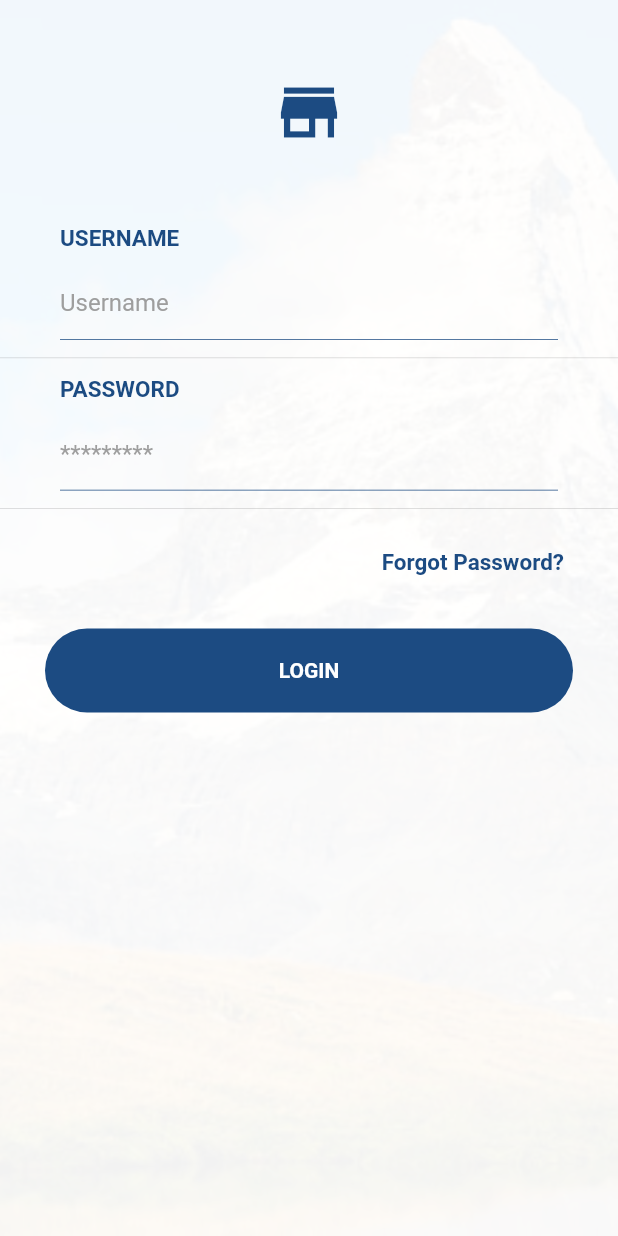
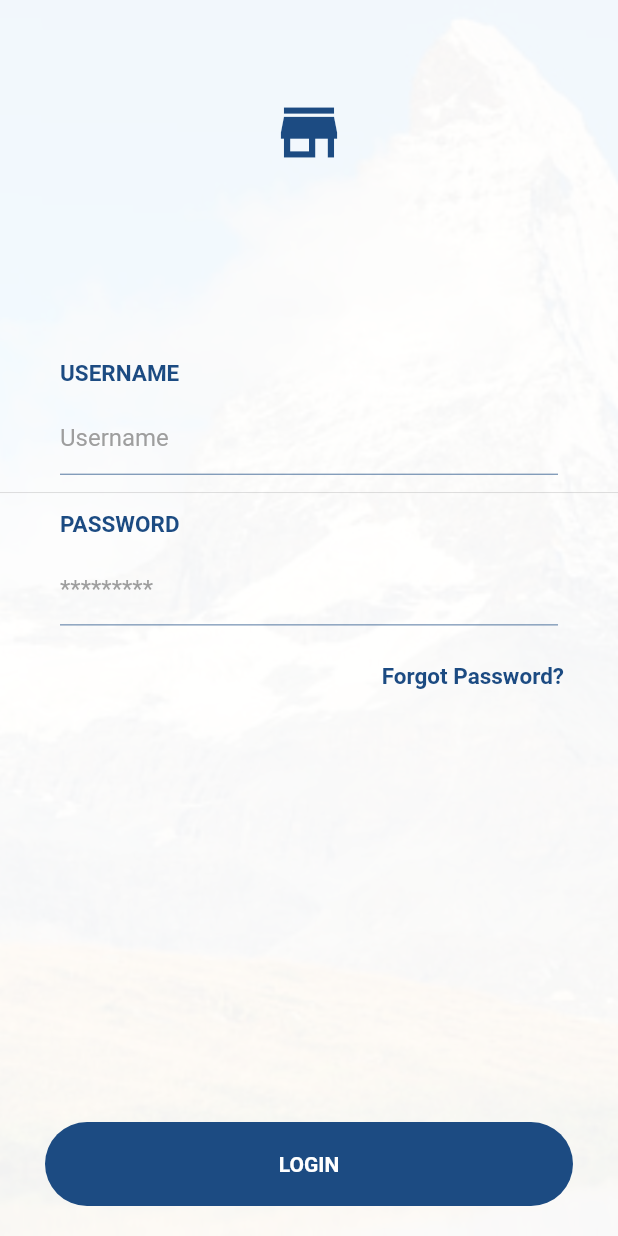
Before and after one commit to bashtem/retailOffice_mobile, a Flutter app: the screen it shows after launch, on a phone screen of 412 x 824 dp. Run offline on Flutter 3.47's test engine with Material 2 defaults, Android fonts, the phone set to English and light mode, and no system bars; our stand-ins replace date_format, font_awesome_flutter, image_picker, progress_dialog, shared_preferences; missing offline and left inert: date_range_picker.

```diff
--- a/lib/dashboard.dart
+++ b/lib/dashboard.dart
@@ -271,8 +271,8 @@ class _DashboardState extends State<Dashboard> {
                                                       children: <Widget>[
                                                         Text(
                                                           global.priceFmt.format(
-                                                              dashboardData[
-                                                                  'salesAmount']),
+                                                             double.parse(dashboardData[
+                                                                  'salesAmount'])),
                                                           style: TextStyle(
                                                               fontSize: 20,
                                                               color: Color(
@@ -427,7 +427,7 @@ class _DashboardState extends State<Dashboard> {
                                                                   0xff293462),
                                                             ),
                                                             Text(
-                                                              "Total Quantity",
+                                                              "Total Cartons",
                                                               style:
                                                                   TextStyle(
                                                                 color: Color(
--- a/lib/login.dart
+++ b/lib/login.dart
@@ -43,7 +43,6 @@ class _LoginScreen3State extends State<Login> with TickerProviderStateMixin {
 
   Widget homePage() {
     return new Container(
-      height: MediaQuery.of(context).size.height,
       decoration: BoxDecoration(
         color: Color(0xFF1c4b82),
         image: DecorationImage(
@@ -95,9 +94,8 @@ class _LoginScreen3State extends State<Login> with TickerProviderStateMixin {
   }
 
   Widget loginPage() {
-    return SingleChildScrollView(
+    return SafeArea(
       child: Container(
-        height: MediaQuery.of(context).size.height,
         decoration: BoxDecoration(
           color: Colors.white,
           image: DecorationImage(
@@ -109,19 +107,24 @@ class _LoginScreen3State extends State<Login> with TickerProviderStateMixin {
         ),
         child: new Column(
           children: <Widget>[
-            Container(
-              padding: EdgeInsets.all(50.0),
-              child: Center(
-                child: Icon(
-                  Icons.store,
-                  color: Color(0xFF1c4b82),
-                  size: 50.0,
-                ),
+            Expanded(
+              flex: 1,
+              child: Container(),
+            ),
+            Center(
+              child: Icon(
+                Icons.store,
+                color: Color(0xFF1c4b82),
+                size: 50.0,
               ),
+            ),
+            Expanded(
+              flex: 2,
+              child: Container(),
             ),
             new Row(
               children: <Widget>[
-                new Expanded(
+                new Flexible(
                   child: new Padding(
                     padding: const EdgeInsets.only(left: 40.0),
                     child: new Text(
@@ -153,7 +156,7 @@ class _LoginScreen3State extends State<Login> with TickerProviderStateMixin {
                 crossAxisAlignment: CrossAxisAlignment.center,
                 mainAxisAlignment: MainAxisAlignment.start,
                 children: <Widget>[
-                  new Expanded(
+                  new Flexible(
                     child: TextField(
                       controller: username,
                       obscureText: false,
@@ -173,7 +176,7 @@ class _LoginScreen3State extends State<Login> with TickerProviderStateMixin {
             ),
             new Row(
               children: <Widget>[
-                new Expanded(
+                new Flexible(
                   child: new Padding(
                     padding: const EdgeInsets.only(left: 40.0),
                     child: new Text(
@@ -205,7 +208,7 @@ class _LoginScreen3State extends State<Login> with TickerProviderStateMixin {
                 crossAxisAlignment: CrossAxisAlignment.center,
                 mainAxisAlignment: MainAxisAlignment.start,
                 children: <Widget>[
-                  new Expanded(
+                  new Flexible(
                     child: TextField(
                       controller: password,
                       obscureText: true,
@@ -220,9 +223,7 @@ class _LoginScreen3State extends State<Login> with TickerProviderStateMixin {
                 ],
               ),
             ),
-            Divider(
-              height: 24.0,
-            ),
+            SizedBox(height: 10,),
             new Row(
               mainAxisAlignment: MainAxisAlignment.end,
               children: <Widget>[
@@ -245,13 +246,17 @@ class _LoginScreen3State extends State<Login> with TickerProviderStateMixin {
                 ),
               ],
             ),
-            new Container(
+            Expanded(
+              flex: 4,
+              child: Container(),
+            ),
+            Container(
               width: MediaQuery.of(context).size.width,
               margin: const EdgeInsets.only(left: 30.0, right: 30.0, top: 20.0),
               alignment: Alignment.center,
               child: new Row(
                 children: <Widget>[
-                  new Expanded(
+                  new Flexible(
                     child: new FlatButton(
                       shape: new RoundedRectangleBorder(
                         borderRadius: new BorderRadius.circular(30.0),
@@ -283,6 +288,7 @@ class _LoginScreen3State extends State<Login> with TickerProviderStateMixin {
                 ],
               ),
             ),
+            SizedBox(height: 20,)
           ],
         ),
       ),
--- a/lib/main.dart
+++ b/lib/main.dart
@@ -79,9 +79,7 @@ class _LandingPageState extends State<LandingPage> {
         backgroundColor: Colors.white,
         body: AnnotatedRegion<SystemUiOverlayStyle>(
           value: SystemUiOverlayStyle.dark,
-          child: Container(
-            child:  Login(),
-          ),
+          child: Login(),
         )
     );
   }
--- a/lib/notification.dart
+++ b/lib/notification.dart
@@ -138,6 +138,6 @@ void confirmDialogWithText(context, confirmMethod){
 
 void loading(context){
   ProgressDialog load;
-  load = ProgressDialog(context, type: ProgressDialogType.Normal);
+  load = ProgressDialog(context, type: ProgressDialogType.Normal, isDismissible: false);
   load.show();
 }
--- a/lib/report.dart
+++ b/lib/report.dart
@@ -53,7 +53,7 @@ class _ReportState extends State<Report>{
           itemsList.forEach((x){
             totalAmount+= double.parse(x['amount']);
             totalQty+= double.parse(x["qty"]);
-            totalTicket+= ((x['tickets']) != null)? int.parse(x["tickets"]): 0;
+            totalTicket+= ((x['tickets']) != null)? (x["tickets"]): 0;
           });
         }
          return Scaffold(
@@ -330,7 +330,7 @@ class _ReportState extends State<Report>{
                       mainAxisAlignment: MainAxisAlignment.spaceBetween,
                       children: <Widget>[
                         Expanded(child: Text(itemsList[index]['name'], softWrap: true, ), flex: 2,),
-                        Expanded(child: Text((itemsList[index]["tickets"]).toString()?? '0', style: TextStyle(fontSize: 14, color: Colors.red),), flex: 1,),
+                        Expanded(child: Text(itemsList[index]["tickets"].toString()?? '0', style: TextStyle(fontSize: 14, color: Colors.red),), flex: 1,),
                         Expanded(child: Text(global.qtyFmt.format(double.parse(itemsList[index]["qty"])), style: TextStyle(fontSize: 12)), flex: 1,),
                         Expanded(child: Align(alignment: Alignment.centerRight, child: Text(global.priceFmt.format(double.parse(itemsList[index]["amount"])), style: TextStyle(fontSize: 11),)), flex: 1,)
                       ],
--- a/pubspec.yaml
+++ b/pubspec.yaml
@@ -21,7 +21,6 @@ dependencies:
   provider: ^3.0.0+1
   date_format: ^1.0.6
   image_picker: ^0.6.3+4
-  keyboard_avoider: ^0.1.2
   open_iconic_flutter: ^0.3.0
   progress_dialog: ^1.1.0+1
   shared_preferences: ^0.5.3+4
@@ -37,8 +36,6 @@ dev_dependencies:
     sdk: flutter
 
 # dependencies:
-  english_words: ^3.1.5
-  flutter_toast_pk: ^0.0.1
   font_awesome_flutter: ^8.4.0
   intl: ^0.15.8
 
```
Also changed, not shown: lib/customer.dart (+39 -9 lines), lib/global.dart (+24 -10 lines), lib/history.dart (+4 -3 lines), lib/price_update.dart (+26 -1 lines), lib/supplier.dart (+12 -4 lines), pubspec.lock, 1 other file.
